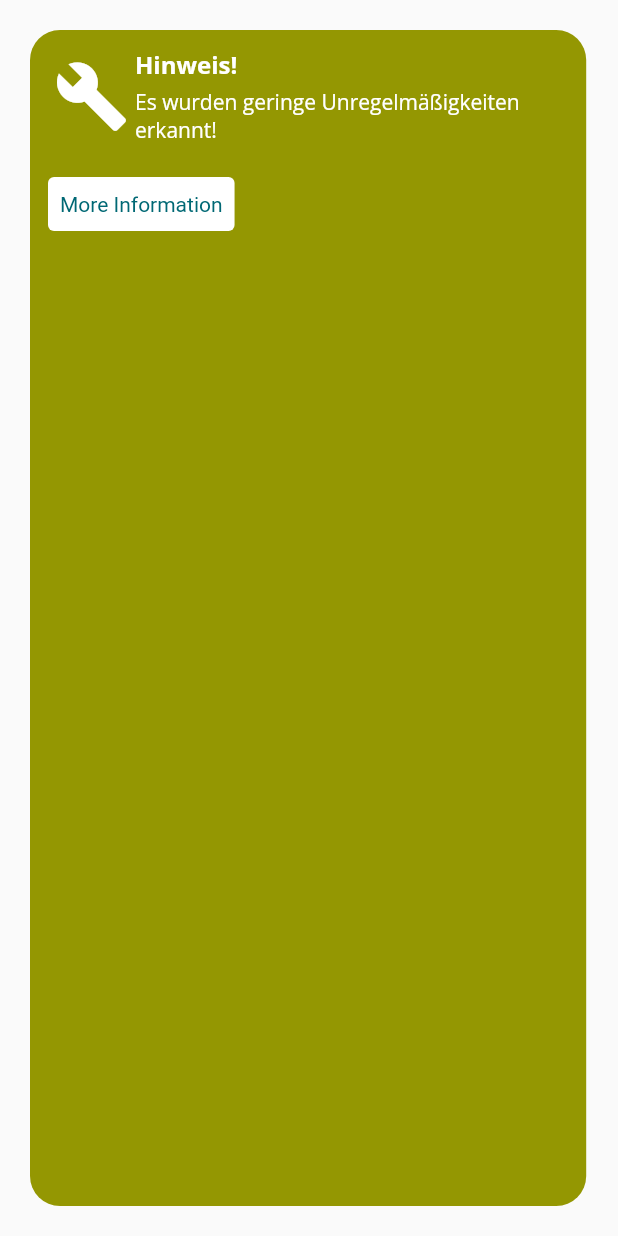
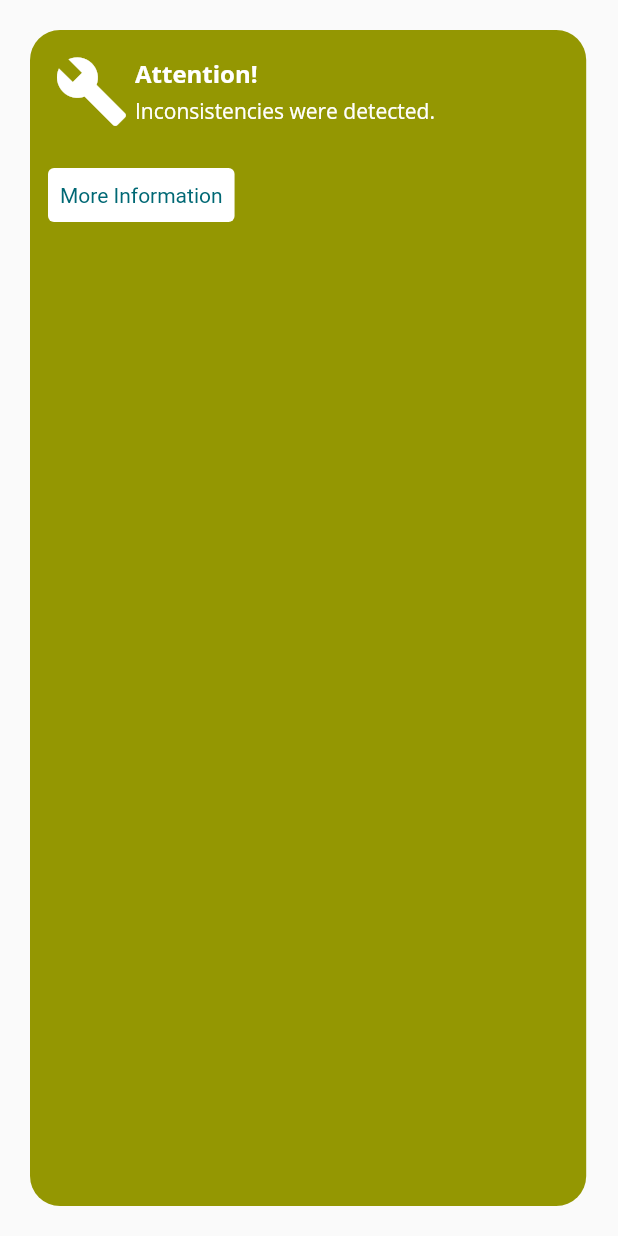
Before and after one commit to fsandel/weissathon, a Flutter app: the Alert widget shown alone on an empty page, opened directly, on a phone screen of 412 x 824 dp. Run offline on Flutter 3.47's test engine with Material 2 defaults, Android fonts, the phone set to English and light mode, and no system bars; our stand-ins replace flutter_local_notifications, google_fonts, liquid_pull_to_refresh, syncfusion_flutter_charts; missing offline and left inert: mqtt_client; network calls fail.

Commit message:
final last changes

```diff
--- a/fronted/weiss/lib/screen/historical_data_screen.dart
+++ b/fronted/weiss/lib/screen/historical_data_screen.dart
@@ -40,7 +40,7 @@ class _HistoricalDataScreenState extends State<HistoricalDataScreen> {
   Widget build(BuildContext context) {
     return Scaffold(
       appBar: CustomAppBar(
-        customTitle: "Maschinename",
+        customTitle: "TC514203",
       ),
       body: LiquidPullToRefresh(
         onRefresh: fetchData,
--- a/fronted/weiss/lib/screen/live_data_screen.dart
+++ b/fronted/weiss/lib/screen/live_data_screen.dart
@@ -45,8 +45,7 @@ class _LiveDataScreenState extends State<LiveDataScreen> {
                   (newMeasuredCycleTime - previousMeasuredCycleTime!) /
                       previousMeasuredCycleTime! *
                       100;
-              if ((percentChange >= 10.0 || percentChange <= -10.0) &&
-                  previousMeasuredCycleTime != 0) {
+              if (percentChange >= 10.0 || percentChange <= -10.0) {
                 // Show notification
                 NotificationService().showNotification(
                     title: "Measured Cycle Time Change Alert",
--- a/fronted/weiss/lib/widgets/alert.dart
+++ b/fronted/weiss/lib/widgets/alert.dart
@@ -53,7 +53,7 @@ class _AlertState extends State<Alert> {
                     crossAxisAlignment: CrossAxisAlignment.start,
                     children: [
                       Text(
-                        "Hinweis!",
+                        "Attention!",
                         style: GoogleFonts.openSans(
                           textStyle: const TextStyle(
                             fontSize: 16,
@@ -64,7 +64,7 @@ class _AlertState extends State<Alert> {
                       ),
                       const SizedBox(height: 4),
                       Text(
-                        "Es wurden geringe Unregelmäßigkeiten erkannt!",
+                        "Inconsistencies were detected.",
                         style: GoogleFonts.openSans(
                           textStyle: const TextStyle(
                             fontSize: 14,
```
